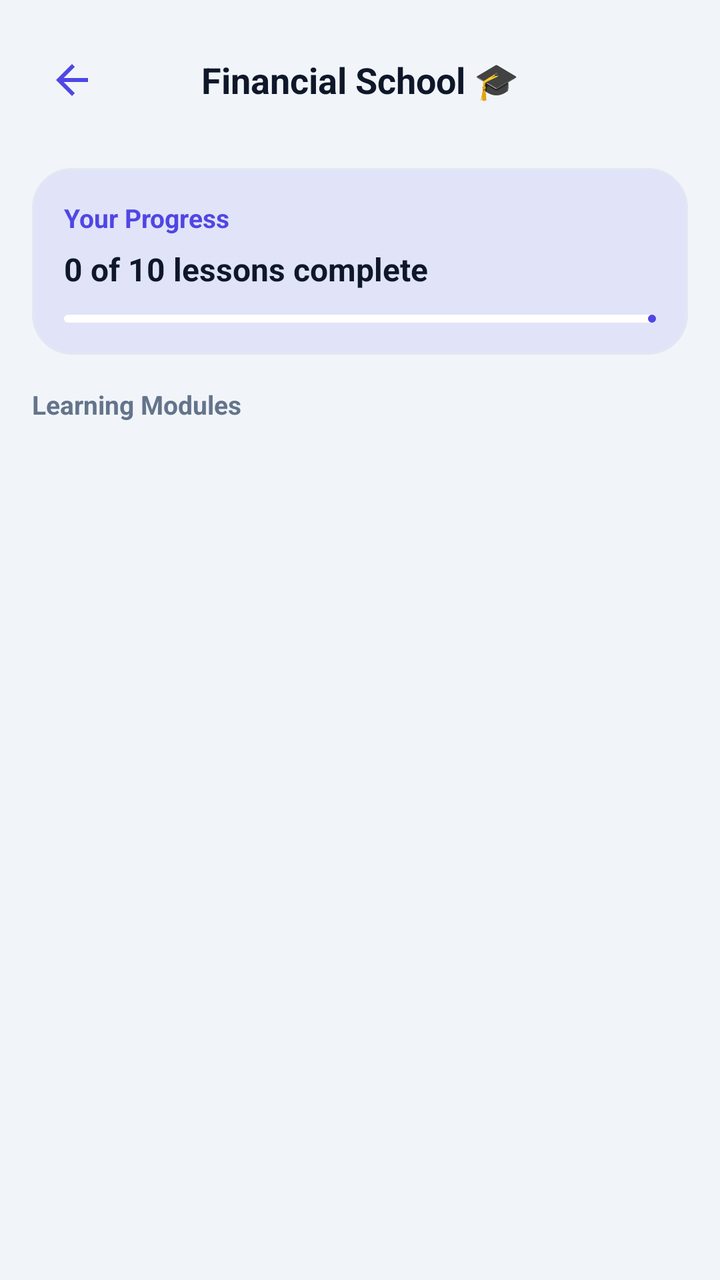
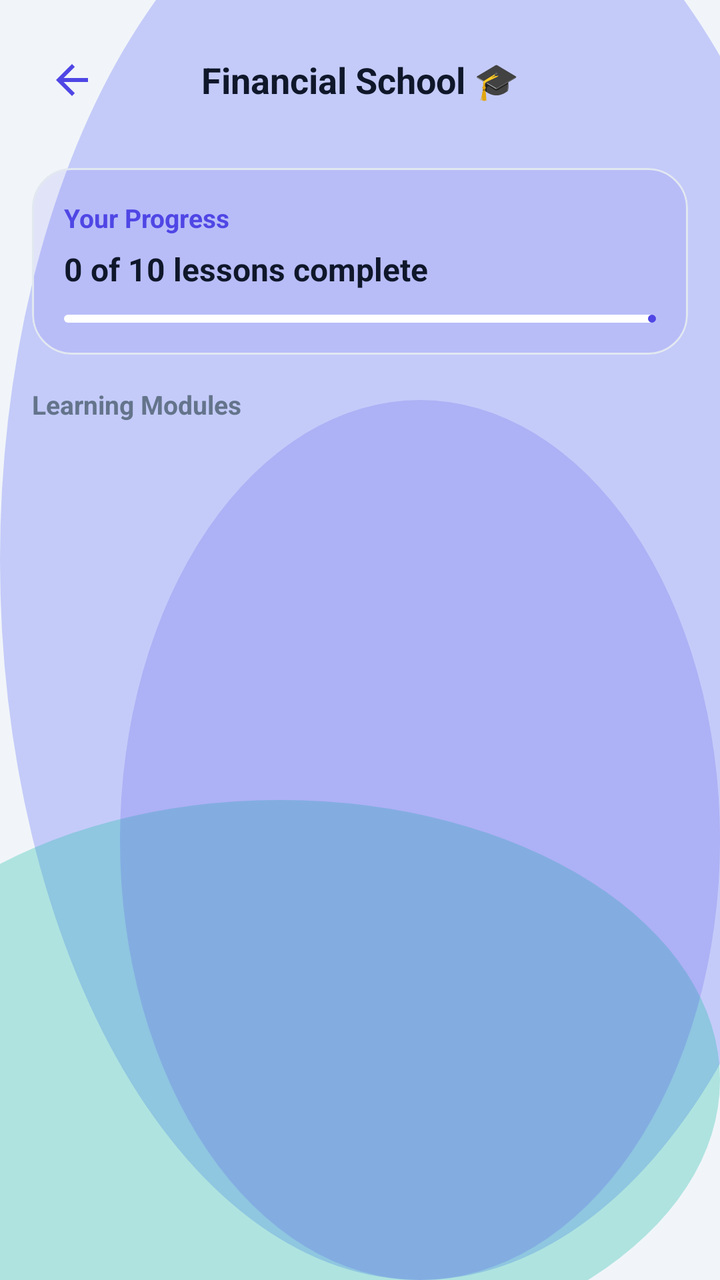

Screens rendered from an Android XML layout before and after an edit, with the pre-edit source and the edit as a unified diff.
<!-- AndroidManifest.xml: application theme Theme.MoneyLens -->
<!-- res/layout/fragment_literacy_lessons.xml -->
<?xml version="1.0" encoding="utf-8"?>
<androidx.constraintlayout.widget.ConstraintLayout xmlns:android="http://schemas.android.com/apk/res/android"
    xmlns:app="http://schemas.android.com/apk/res-auto"
    xmlns:tools="http://schemas.android.com/tools"
    android:layout_width="match_parent"
    android:layout_height="match_parent"
    android:background="@color/colorBackground">

    
    <RelativeLayout
        android:id="@+id/layoutHeader"
        android:layout_width="match_parent"
        android:layout_height="56dp"
        android:layout_marginTop="12dp"
        android:paddingHorizontal="16dp"
        app:layout_constraintTop_toTopOf="parent">

        <ImageView
            android:id="@+id/btnBack"
            android:layout_width="40dp"
            android:layout_height="40dp"
            android:layout_alignParentStart="true"
            android:layout_centerVertical="true"
            android:background="?attr/selectableItemBackgroundBorderless"
            android:contentDescription="Back"
            android:padding="8dp"
            android:src="@drawable/ic_back" />

        <TextView
            android:layout_width="wrap_content"
            android:layout_height="wrap_content"
            android:layout_centerInParent="true"
            android:text="Financial School 🎓"
            android:textColor="@color/colorTextPrimary"
            android:textSize="18sp"
            android:textStyle="bold" />
    </RelativeLayout>

    <androidx.core.widget.NestedScrollView
        android:layout_width="match_parent"
        android:layout_height="0dp"
        android:fillViewport="true"
        app:layout_constraintBottom_toBottomOf="parent"
        app:layout_constraintTop_toBottomOf="@id/layoutHeader">

        <LinearLayout
            android:layout_width="match_parent"
            android:layout_height="wrap_content"
            android:orientation="vertical"
            android:padding="16dp">

            
            <com.google.android.material.card.MaterialCardView
                style="@style/ClayCard"
                android:layout_width="match_parent"
                android:layout_height="wrap_content"
                android:layout_marginBottom="16dp"
                app:cardElevation="0dp"
                app:cardBackgroundColor="@color/colorPrimaryTint"
                app:strokeColor="@color/colorCardBorder">

                <LinearLayout
                    android:layout_width="match_parent"
                    android:layout_height="wrap_content"
                    android:orientation="vertical"
                    android:padding="16dp">

                    <TextView
                        android:layout_width="wrap_content"
                        android:layout_height="wrap_content"
                        android:text="Your Progress"
                        android:textColor="@color/colorPrimary"
                        android:textSize="13sp"
                        android:textStyle="bold" />

                    <TextView
                        android:id="@+id/txtProgressSummary"
                        android:layout_width="wrap_content"
                        android:layout_height="wrap_content"
                        android:layout_marginTop="6dp"
                        android:text="0 of 10 lessons complete"
                        android:textColor="@color/colorTextPrimary"
                        android:textSize="16sp"
                        android:textStyle="bold" />

                    <com.google.android.material.progressindicator.LinearProgressIndicator
                        android:id="@+id/progressBar"
                        android:layout_width="match_parent"
                        android:layout_height="8dp"
                        android:layout_marginTop="12dp"
                        android:progress="0"
                        app:trackCornerRadius="4dp"
                        app:trackColor="@color/colorSurface"
                        app:indicatorColor="@color/colorPrimary" />
                </LinearLayout>
            </com.google.android.material.card.MaterialCardView>

            
            <TextView
                android:layout_width="wrap_content"
                android:layout_height="wrap_content"
                android:layout_marginBottom="8dp"
                android:text="Learning Modules"
                android:textColor="@color/colorTextSecondary"
                android:textSize="13sp"
                android:textStyle="bold" />

            
            <androidx.recyclerview.widget.RecyclerView
                android:id="@+id/rvLessons"
                android:layout_width="match_parent"
                android:layout_height="wrap_content"
                android:nestedScrollingEnabled="false"
                tools:listitem="@layout/item_lesson" />

        </LinearLayout>
    </androidx.core.widget.NestedScrollView>

</androidx.constraintlayout.widget.ConstraintLayout>
<!-- res/layout/item_lesson.xml (included above) -->
<?xml version="1.0" encoding="utf-8"?>
<com.google.android.material.card.MaterialCardView xmlns:android="http://schemas.android.com/apk/res/android"
    xmlns:app="http://schemas.android.com/apk/res-auto"
    android:id="@+id/cardLesson"
    style="@style/ClayCard"
    app:cardElevation="0dp"
    app:cardBackgroundColor="@android:color/transparent"
    app:strokeWidth="0dp"
    app:cardCornerRadius="0dp"
    android:layout_width="match_parent"
    android:layout_height="wrap_content"
    android:layout_marginHorizontal="4dp"
    android:layout_marginVertical="6dp"
    android:clickable="true"
    android:focusable="true"
    android:foreground="?attr/selectableItemBackground">

    <RelativeLayout
        android:id="@+id/layoutContainer"
        android:layout_width="match_parent"
        android:layout_height="wrap_content"
        android:background="@drawable/bg_card_3d"
        android:padding="16dp">

        
        <ImageView
            android:id="@+id/imgStatus"
            android:layout_width="32dp"
            android:layout_height="32dp"
            android:layout_centerVertical="true"
            android:src="@drawable/ic_chevron_right"
            android:contentDescription="Status" />

        
        <LinearLayout
            android:layout_width="match_parent"
            android:layout_height="wrap_content"
            android:layout_toEndOf="@id/imgStatus"
            android:layout_toStartOf="@id/btnStart"
            android:layout_marginStart="12dp"
            android:layout_centerVertical="true"
            android:orientation="vertical">

            <TextView
                android:id="@+id/txtLessonTitle"
                android:layout_width="wrap_content"
                android:layout_height="wrap_content"
                android:text="Lesson Title"
                android:textColor="@color/colorTextPrimary"
                android:textSize="15sp"
                android:textStyle="bold" />

            <LinearLayout
                android:layout_width="wrap_content"
                android:layout_height="wrap_content"
                android:layout_marginTop="4dp"
                android:gravity="center_vertical"
                android:orientation="horizontal">

                <TextView
                    android:id="@+id/txtTopicBadge"
                    android:layout_width="wrap_content"
                    android:layout_height="wrap_content"
                    android:background="@drawable/bg_clay_button"
                    android:backgroundTint="@color/colorPrimary"
                    android:paddingHorizontal="8dp"
                    android:paddingVertical="2dp"
                    android:text="Topic"
                    android:textColor="@android:color/white"
                    android:textSize="10sp"
                    android:textStyle="bold" />

                <TextView
                    android:id="@+id/txtReadTime"
                    android:layout_width="wrap_content"
                    android:layout_height="wrap_content"
                    android:layout_marginStart="8dp"
                    android:text="2 min read"
                    android:textColor="@color/colorTextSecondary"
                    android:textSize="11sp" />
            </LinearLayout>
        </LinearLayout>

        
        <com.google.android.material.chip.Chip
            android:id="@+id/btnStart"
            android:layout_width="wrap_content"
            android:layout_height="wrap_content"
            android:layout_alignParentEnd="true"
            android:layout_centerVertical="true"
            android:text="Start"
            android:textColor="@android:color/white"
            app:chipBackgroundColor="@color/colorPrimary"
            android:visibility="gone"
            style="@style/Widget.MaterialComponents.Chip.Action" />

    </RelativeLayout>
</com.google.android.material.card.MaterialCardView>
<!-- resources referenced by this layout -->
<resources>
  <color name="colorPrimary">#4F46E5</color>
  <color name="colorSurface">#FFFFFF</color>
  <!-- drawable bg_card_3d (drawable) -->
  <?xml version="1.0" encoding="utf-8"?>
  <layer-list xmlns:android="http://schemas.android.com/apk/res/android">
  
      
      <item android:left="3dp" android:right="3dp" android:top="4dp" android:bottom="0dp">
          <shape android:shape="rectangle">
              <solid android:color="@color/colorShadow" />
              <corners android:radius="20dp" />
          </shape>
      </item>
  
      
      <item android:bottom="5dp">
          <shape android:shape="rectangle">
              <solid android:color="@color/colorSurface" />
              <corners android:radius="20dp" />
              <stroke android:width="1dp" android:color="@color/colorCardBorder" />
          </shape>
      </item>
  </layer-list>
  <!-- drawable bg_clay_button (drawable) -->
  <?xml version="1.0" encoding="utf-8"?>
  <ripple xmlns:android="http://schemas.android.com/apk/res/android"
      android:color="@color/colorPrimaryDark">
  
      <item android:id="@android:id/background">
          <layer-list>
              
              <item android:top="4dp">
                  <shape android:shape="rectangle">
                      <solid android:color="@color/colorPrimaryShadow" />
                      <corners android:radius="18dp" />
                  </shape>
              </item>
              
              <item android:bottom="4dp">
                  <shape android:shape="rectangle">
                      <solid android:color="@color/colorPrimary" />
                      <corners android:radius="18dp" />
                  </shape>
              </item>
          </layer-list>
      </item>
  
      <item android:id="@android:id/mask">
          <shape android:shape="rectangle">
              <solid android:color="#FFFFFFFF" />
              <corners android:radius="18dp" />
          </shape>
      </item>
  </ripple>
  <style name="ClayCard" parent="Widget.Material3.CardView.Elevated">
          <item name="cardCornerRadius">@dimen/clay_card_radius</item>
          <item name="cardElevation">10dp</item>
          <item name="android:stateListAnimator">@null</item>
          <item name="strokeColor">@color/colorCardBorder</item>
          <item name="strokeWidth">1dp</item>
          <item name="cardBackgroundColor">@color/colorSurface</item>
          <item name="android:outlineSpotShadowColor" tools:targetApi="p">@color/colorPrimary</item>
          <item name="android:outlineAmbientShadowColor" tools:targetApi="p">@color/colorPrimary</item>
      </style>
  <color name="colorShadow">#26334155</color>
  <color name="colorPrimaryShadow">#3730A3</color>
  <dimen name="clay_card_radius">20dp</dimen>
  <style name="Base.Theme.MoneyLens" parent="Theme.Material3.Light.NoActionBar">
          
          <item name="colorPrimary">@color/colorPrimary</item>
          <item name="colorOnPrimary">@color/colorOnPrimary</item>
          <item name="colorSecondary">@color/colorSecondary</item>
          <item name="colorError">@color/colorDanger</item>
          <item name="android:windowBackground">@color/colorBackground</item>
          <item name="colorSurface">@color/colorSurface</item>
          <item name="android:colorBackground">@color/colorBackground</item>
          <item name="colorOnSurface">@color/colorTextPrimary</item>
  
          
          <item name="android:statusBarColor">@color/colorBackground</item>
          <item name="android:windowLightStatusBar" tools:targetApi="m">true</item>
          <item name="android:navigationBarColor">@color/colorBackground</item>
      </style>
  <color name="colorOnPrimary">#FFFFFF</color>
  <color name="colorSecondary">#14B8A6</color>
  <color name="colorDanger">#DC2626</color>
  <!-- unchanged entries left out for length: 9 -->
</resources>

<!-- the commit's change to res/layout/fragment_literacy_lessons.xml (unified diff, before → after) -->
@@ -4,7 +4,7 @@
     xmlns:tools="http://schemas.android.com/tools"
     android:layout_width="match_parent"
     android:layout_height="match_parent"
-    android:background="@color/colorBackground">
+    android:background="@drawable/bg_mesh_gradient">
 
     
     <RelativeLayout
<!-- resource entries referenced after the edit -->
@@ -4,47 +4,22 @@
   <color name="colorSurface">#FFFFFF</color>
   <!-- drawable bg_card_3d (drawable) -->
   <?xml version="1.0" encoding="utf-8"?>
-  <layer-list xmlns:android="http://schemas.android.com/apk/res/android">
-  
-      
-      <item android:left="3dp" android:right="3dp" android:top="4dp" android:bottom="0dp">
-          <shape android:shape="rectangle">
-              <solid android:color="@color/colorShadow" />
-              <corners android:radius="20dp" />
-          </shape>
-      </item>
-  
-      
-      <item android:bottom="5dp">
-          <shape android:shape="rectangle">
-              <solid android:color="@color/colorSurface" />
-              <corners android:radius="20dp" />
-              <stroke android:width="1dp" android:color="@color/colorCardBorder" />
-          </shape>
-      </item>
-  </layer-list>
+  <shape xmlns:android="http://schemas.android.com/apk/res/android"
+      android:shape="rectangle">
+      <solid android:color="@color/glassCardBg" />
+      <corners android:radius="20dp" />
+      <stroke android:width="1dp" android:color="@color/glassCardBorder" />
+  </shape>
   <!-- drawable bg_clay_button (drawable) -->
   <?xml version="1.0" encoding="utf-8"?>
   <ripple xmlns:android="http://schemas.android.com/apk/res/android"
       android:color="@color/colorPrimaryDark">
   
       <item android:id="@android:id/background">
-          <layer-list>
-              
-              <item android:top="4dp">
-                  <shape android:shape="rectangle">
-                      <solid android:color="@color/colorPrimaryShadow" />
-                      <corners android:radius="18dp" />
-                  </shape>
-              </item>
-              
-              <item android:bottom="4dp">
-                  <shape android:shape="rectangle">
-                      <solid android:color="@color/colorPrimary" />
-                      <corners android:radius="18dp" />
-                  </shape>
-              </item>
-          </layer-list>
+          <shape android:shape="rectangle">
+              <solid android:color="@color/colorPrimary" />
+              <corners android:radius="18dp" />
+          </shape>
       </item>
   
       <item android:id="@android:id/mask">
@@ -54,21 +29,52 @@
           </shape>
       </item>
   </ripple>
+  <!-- drawable bg_mesh_gradient (drawable) -->
+  <?xml version="1.0" encoding="utf-8"?>
+  <layer-list xmlns:android="http://schemas.android.com/apk/res/android">
+      
+      <item>
+          <shape android:shape="rectangle">
+              <solid android:color="@color/colorBackground" />
+          </shape>
+      </item>
+      
+      <item android:top="-80dp" android:right="-60dp">
+          <shape android:shape="oval">
+              <solid android:color="@color/glassMeshOrb1" />
+              <size android:width="280dp" android:height="280dp" />
+          </shape>
+      </item>
+      
+      <item android:bottom="-40dp" android:left="-80dp" android:top="400dp">
+          <shape android:shape="oval">
+              <solid android:color="@color/glassMeshOrb2" />
+              <size android:width="240dp" android:height="240dp" />
+          </shape>
+      </item>
+      
+      <item android:top="200dp" android:left="60dp">
+          <shape android:shape="oval">
+              <solid android:color="@color/glassMeshOrb3" />
+              <size android:width="200dp" android:height="200dp" />
+          </shape>
+      </item>
+  </layer-list>
   <style name="ClayCard" parent="Widget.Material3.CardView.Elevated">
           <item name="cardCornerRadius">@dimen/clay_card_radius</item>
-          <item name="cardElevation">10dp</item>
+          <item name="cardElevation">2dp</item>
           <item name="android:stateListAnimator">@null</item>
-          <item name="strokeColor">@color/colorCardBorder</item>
+          <item name="strokeColor">@color/glassCardBorder</item>
           <item name="strokeWidth">1dp</item>
-          <item name="cardBackgroundColor">@color/colorSurface</item>
-          <item name="android:outlineSpotShadowColor" tools:targetApi="p">@color/colorPrimary</item>
-          <item name="android:outlineAmbientShadowColor" tools:targetApi="p">@color/colorPrimary</item>
+          <item name="cardBackgroundColor">@color/glassCardBg</item>
       </style>
-  <color name="colorShadow">#26334155</color>
-  <color name="colorPrimaryShadow">#3730A3</color>
+  <color name="glassCardBg">#8CFFFFFF</color>
+  <color name="glassCardBorder">#B3FFFFFF</color>
+  <color name="glassMeshOrb1">#66818CF8</color>
+  <color name="glassMeshOrb2">#4D14B8A6</color>
+  <color name="glassMeshOrb3">#334F46E5</color>
   <dimen name="clay_card_radius">20dp</dimen>
   <style name="Base.Theme.MoneyLens" parent="Theme.Material3.Light.NoActionBar">
-          
           <item name="colorPrimary">@color/colorPrimary</item>
           <item name="colorOnPrimary">@color/colorOnPrimary</item>
           <item name="colorSecondary">@color/colorSecondary</item>
@@ -79,9 +85,10 @@
           <item name="colorOnSurface">@color/colorTextPrimary</item>
   
           
-          <item name="android:statusBarColor">@color/colorBackground</item>
+          <item name="android:statusBarColor">@android:color/transparent</item>
           <item name="android:windowLightStatusBar" tools:targetApi="m">true</item>
-          <item name="android:navigationBarColor">@color/colorBackground</item>
+          <item name="android:navigationBarColor">@android:color/transparent</item>
+          <item name="android:windowDrawsSystemBarBackgrounds">true</item>
       </style>
   <color name="colorOnPrimary">#FFFFFF</color>
   <color name="colorSecondary">#14B8A6</color>
